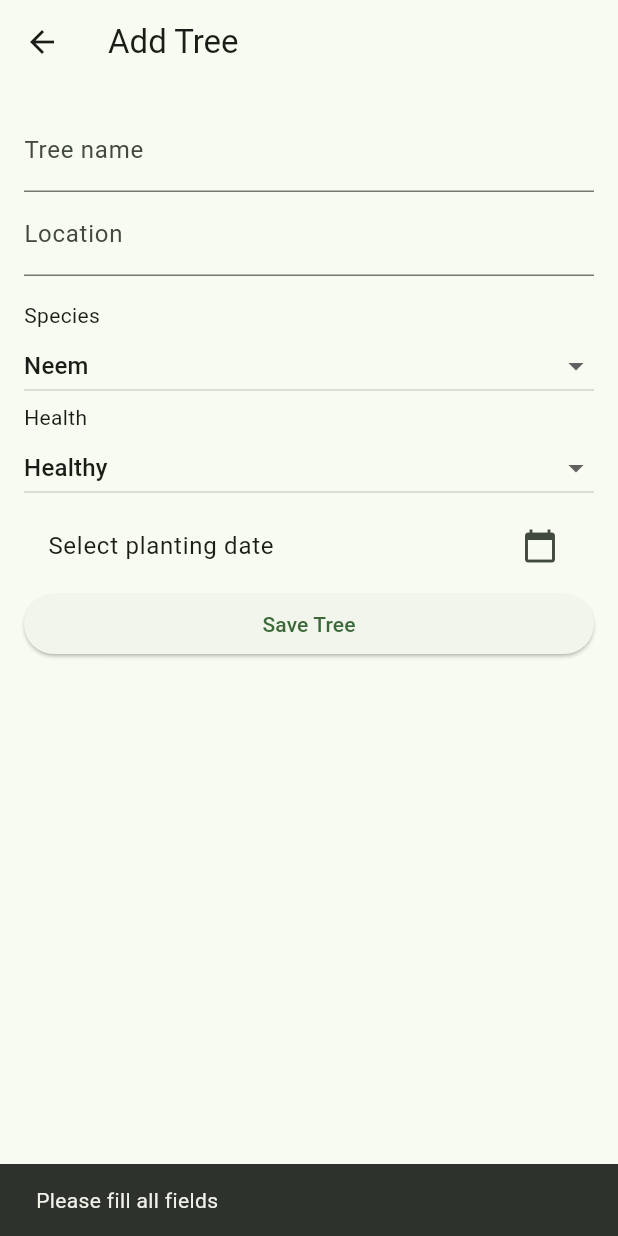
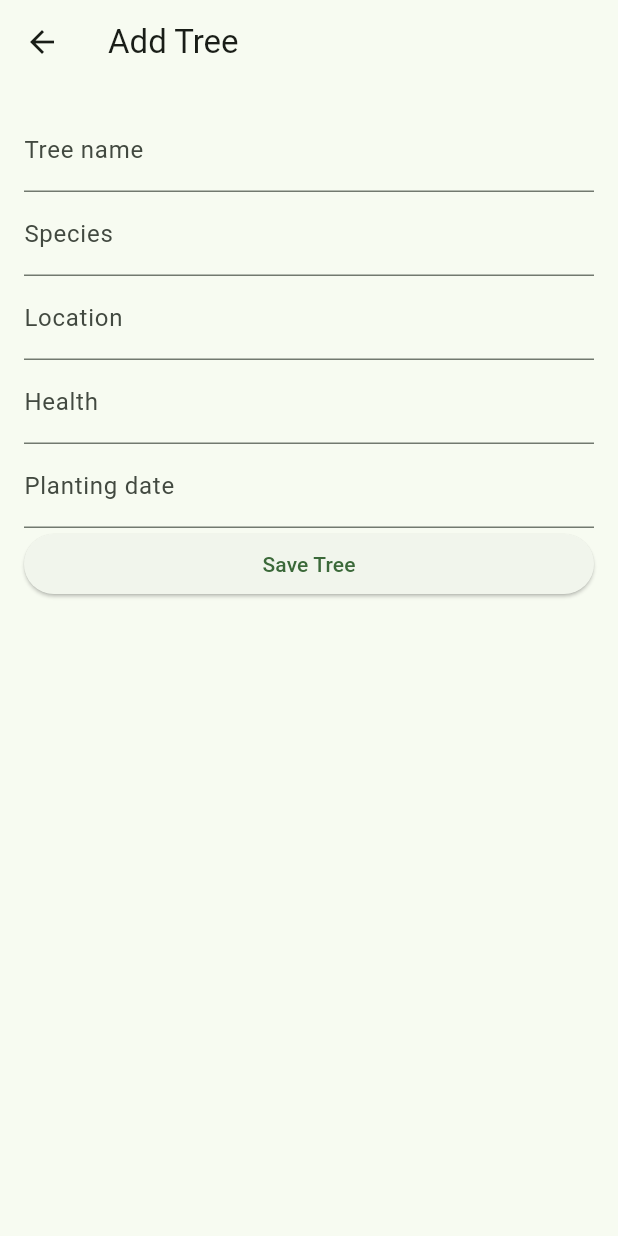
Before and after one commit to Anirudh-vitb/verdant-smart-tree-plantation-flutter, a Flutter app: the AddTreeScreen screen opened directly, after a tap on "Save Tree", on a phone screen of 412 x 824 dp. Run offline on Flutter 3.47's test engine with Material 3 defaults, Android fonts, the phone set to English and light mode, and no system bars; our stand-ins replace shared_preferences; accounts and stored records are empty.

Commit message:
Make exam modules 6, 7 and 9 simpler
- Add Tree: five identical text boxes and a save button (no dropdowns
  or date picker), 71 -> 36 lines
- Tree Details: plain Record Watering and Delete buttons (no dialog),
  65 -> 47 lines
- Maintenance: plain ListTile, tap to mark done (no CheckboxListTile),
  42 -> 39 lines

Co-Authored-By: Claude Opus 5.5 <noreply@anthropic.com>
Claude-Session: https://claude.ai/code/session_01P93eC3iwWoRWgy6H53y8FL

```diff
--- a/exam_app/lib/add_tree_screen.dart
+++ b/exam_app/lib/add_tree_screen.dart
@@ -1,34 +1,13 @@
-// MODULE 6: Add Tree (form with text fields, dropdowns and date picker)
+// MODULE 6: Add Tree (form with 5 text boxes and a save button)
 import 'package:flutter/material.dart';
 import 'data.dart';
 
-class AddTreeScreen extends StatefulWidget {
-  @override
-  State<AddTreeScreen> createState() => _AddTreeScreenState();
-}
-
-class _AddTreeScreenState extends State<AddTreeScreen> {
-  var nameC = TextEditingController();
-  var locationC = TextEditingController();
-  String species = 'Neem';
-  String health = 'Healthy';
-  String date = '';
-
-  void pickDate() async {
-    DateTime? d = await showDatePicker(context: context, firstDate: DateTime(2020), lastDate: DateTime.now());
-    if (d != null) {
-      setState(() => date = '${d.day}/${d.month}/${d.year}');
-    }
-  }
-
-  void save() {
-    if (nameC.text.isEmpty || locationC.text.isEmpty || date.isEmpty) {
-      ScaffoldMessenger.of(context).showSnackBar(SnackBar(content: Text('Please fill all fields')));
-      return;
-    }
-    trees.add(Tree(nameC.text, species, locationC.text, health, date));
-    Navigator.pop(context);
-  }
+class AddTreeScreen extends StatelessWidget {
+  final nameC = TextEditingController();
+  final speciesC = TextEditingController();
+  final locationC = TextEditingController();
+  final healthC = TextEditingController();
+  final dateC = TextEditingController();
 
   @override
   Widget build(BuildContext context) {
@@ -38,32 +17,18 @@ class _AddTreeScreenState extends State<AddTreeScreen> {
         padding: EdgeInsets.all(16),
         children: [
           TextField(controller: nameC, decoration: InputDecoration(labelText: 'Tree name')),
+          TextField(controller: speciesC, decoration: InputDecoration(labelText: 'Species')),
           TextField(controller: locationC, decoration: InputDecoration(labelText: 'Location')),
-          SizedBox(height: 16),
-          Text('Species'),
-          DropdownButton<String>(
-            value: species,
-            isExpanded: true,
-            items: ['Neem', 'Mango', 'Peepal', 'Banyan', 'Teak']
-                .map((s) => DropdownMenuItem(value: s, child: Text(s)))
-                .toList(),
-            onChanged: (value) => setState(() => species = value!),
+          TextField(controller: healthC, decoration: InputDecoration(labelText: 'Health')),
+          TextField(controller: dateC, decoration: InputDecoration(labelText: 'Planting date')),
+          ElevatedButton(
+            onPressed: () {
+              if (nameC.text.isEmpty) return;
+              trees.add(Tree(nameC.text, speciesC.text, locationC.text, healthC.text, dateC.text));
+              Navigator.pop(context);
+            },
+            child: Text('Save Tree'),
           ),
-          Text('Health'),
-          DropdownButton<String>(
-            value: health,
-            isExpanded: true,
-            items: ['Healthy', 'Needs Attention', 'Critical']
-                .map((h) => DropdownMenuItem(value: h, child: Text(h)))
-                .toList(),
-            onChanged: (value) => setState(() => health = value!),
-          ),
-          ListTile(
-            title: Text(date.isEmpty ? 'Select planting date' : 'Planted on: $date'),
-            trailing: Icon(Icons.calendar_today),
-            onTap: pickDate,
-          ),
-          ElevatedButton(onPressed: save, child: Text('Save Tree')),
         ],
       ),
     );
```
Also changed, not shown: exam_app/lib/maintenance_screen.dart (+8 -11 lines), exam_app/lib/tree_detail_screen.dart (+17 -35 lines), 4 other files.
